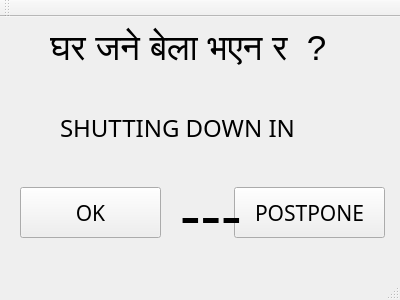
Qt form QT-Project/mainwindow.ui (vikrum669/auto-shutdown) before a commit.
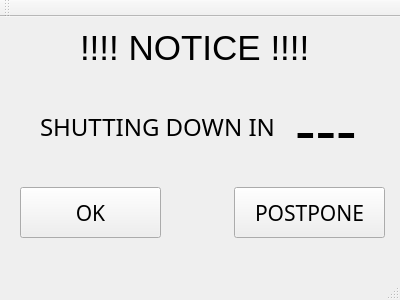
The same form after that commit.

What changed in the file:
```diff
--- a/QT-Project/mainwindow.ui
+++ b/QT-Project/mainwindow.ui
@@ -55,10 +55,10 @@
    <widget class="QLabel" name="label">
     <property name="geometry">
      <rect>
-      <x>60</x>
+      <x>40</x>
       <y>80</y>
-      <width>261</width>
-      <height>61</height>
+      <width>260</width>
+      <height>60</height>
      </rect>
     </property>
     <property name="font">
@@ -79,9 +79,9 @@
    <widget class="QLabel" name="countdown">
     <property name="geometry">
      <rect>
-      <x>180</x>
-      <y>160</y>
-      <width>61</width>
+      <x>295</x>
+      <y>75</y>
+      <width>100</width>
       <height>71</height>
      </rect>
     </property>
@@ -100,7 +100,7 @@
    <widget class="QLabel" name="suchana">
     <property name="geometry">
      <rect>
-      <x>50</x>
+      <x>80</x>
       <y>0</y>
       <width>341</width>
       <height>61</height>
@@ -114,7 +114,7 @@
      </font>
     </property>
     <property name="text">
-     <string>घर जने बेला भएन र  ?</string>
+     <string>!!!! NOTICE !!!! </string>
     </property>
    </widget>
   </widget>
```
